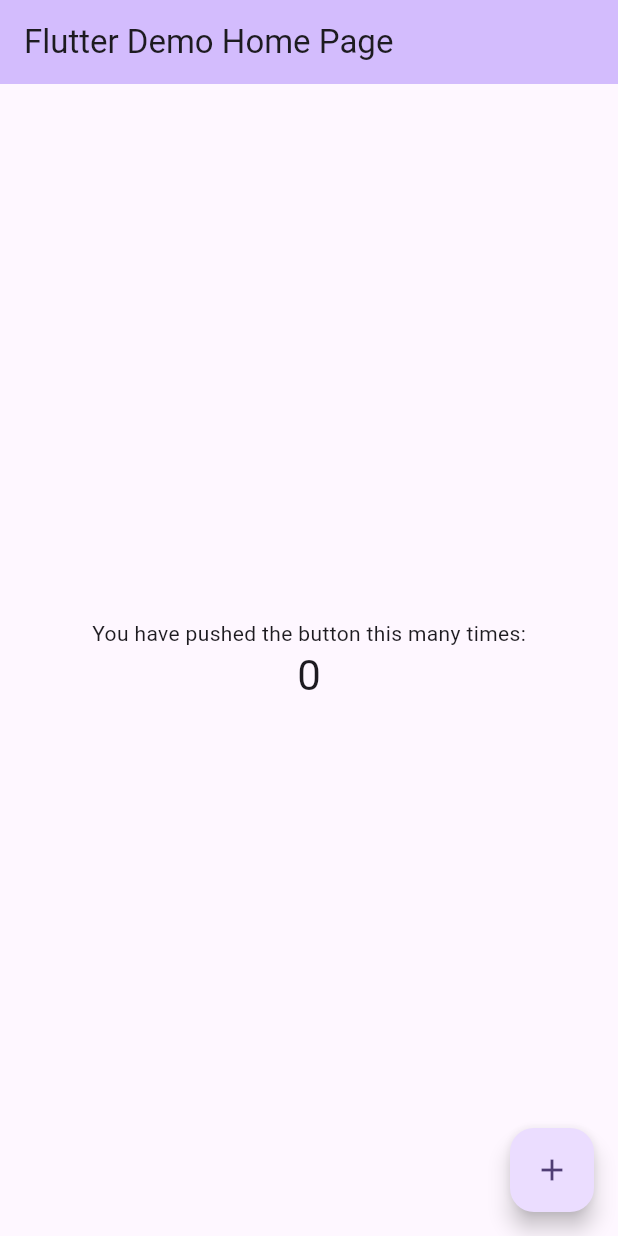
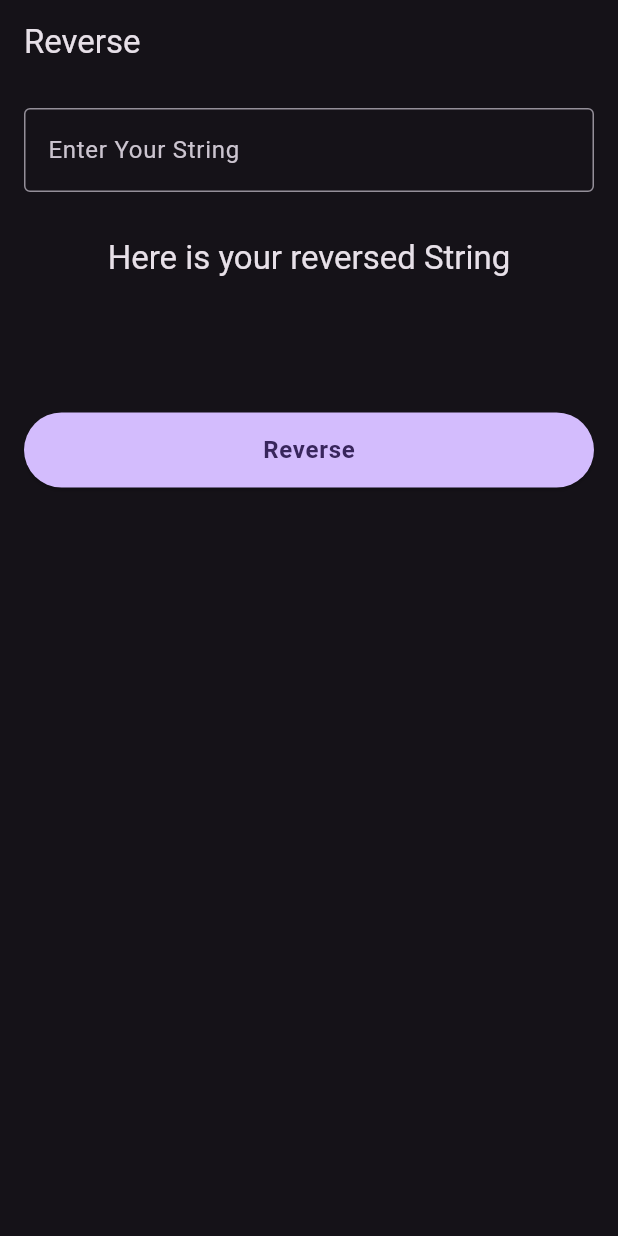
Before and after one commit to hinasahammed/flutter_practice, a Flutter app: the screen it shows after launch, on a phone screen of 412 x 824 dp. Run offline on Flutter 3.47's test engine with Material 3 defaults, Android fonts, the phone set to English and light mode, and no system bars.

Commit message:
completed flutter practice reverse dtring

```diff
--- a/lib/main.dart
+++ b/lib/main.dart
@@ -1,4 +1,5 @@
 import 'package:flutter/material.dart';
+import 'package:flutter_practice/practice/reverse_string.dart';
 
 void main() {
   runApp(const MyApp());
@@ -13,113 +14,11 @@
     return MaterialApp(
       title: 'Flutter Demo',
       theme: ThemeData(
-        // This is the theme of your application.
-        //
-        // TRY THIS: Try running your application with "flutter run". You'll see
-        // the application has a purple toolbar. Then, without quitting the app,
-        // try changing the seedColor in the colorScheme below to Colors.green
-        // and then invoke "hot reload" (save your changes or press the "hot
-        // reload" button in a Flutter-supported IDE, or press "r" if you used
-        // the command line to start the app).
-        //
-        // Notice that the counter didn't reset back to zero; the application
-        // state is not lost during the reload. To reset the state, use hot
-        // restart instead.
-        //
-        // This works for code too, not just values: Most code changes can be
-        // tested with just a hot reload.
-        colorScheme: ColorScheme.fromSeed(seedColor: Colors.deepPurple),
+        colorScheme: ColorScheme.fromSeed(
+            seedColor: Colors.deepPurple, brightness: Brightness.dark),
         useMaterial3: true,
       ),
-      home: const MyHomePage(title: 'Flutter Demo Home Page'),
+      home: const ReverseString(),
     );
   }
 }
-
-class MyHomePage extends StatefulWidget {
-  const MyHomePage({super.key, required this.title});
-
-  // This widget is the home page of your application. It is stateful, meaning
-  // that it has a State object (defined below) that contains fields that affect
-  // how it looks.
-
-  // This class is the configuration for the state. It holds the values (in this
-  // case the title) provided by the parent (in this case the App widget) and
-  // used by the build method of the State. Fields in a Widget subclass are
-  // always marked "final".
-
-  final String title;
-
-  @override
-  State<MyHomePage> createState() => _MyHomePageState();
-}
-
-class _MyHomePageState extends State<MyHomePage> {
-  int _counter = 0;
-
-  void _incrementCounter() {
-    setState(() {
-      // This call to setState tells the Flutter framework that something has
-      // changed in this State, which causes it to rerun the build method below
-      // so that the display can reflect the updated values. If we changed
-      // _counter without calling setState(), then the build method would not be
-      // called again, and so nothing would appear to happen.
-      _counter++;
-    });
-  }
-
-  @override
-  Widget build(BuildContext context) {
-    // This method is rerun every time setState is called, for instance as done
-    // by the _incrementCounter method above.
-    //
-    // The Flutter framework has been optimized to make rerunning build methods
-    // fast, so that you can just rebuild anything that needs updating rather
-    // than having to individually change instances of widgets.
-    return Scaffold(
-      appBar: AppBar(
-        // TRY THIS: Try changing the color here to a specific color (to
-        // Colors.amber, perhaps?) and trigger a hot reload to see the AppBar
-        // change color while the other colors stay the same.
-        backgroundColor: Theme.of(context).colorScheme.inversePrimary,
-        // Here we take the value from the MyHomePage object that was created by
-        // the App.build method, and use it to set our appbar title.
-        title: Text(widget.title),
-      ),
-      body: Center(
-        // Center is a layout widget. It takes a single child and positions it
-        // in the middle of the parent.
-        child: Column(
-          // Column is also a layout widget. It takes a list of children and
-          // arranges them vertically. By default, it sizes itself to fit its
-          // children horizontally, and tries to be as tall as its parent.
-          //
-          // Column has various properties to control how it sizes itself and
-          // how it positions its children. Here we use mainAxisAlignment to
-          // center the children vertically; the main axis here is the vertical
-          // axis because Columns are vertical (the cross axis would be
-          // horizontal).
-          //
-          // TRY THIS: Invoke "debug painting" (choose the "Toggle Debug Paint"
-          // action in the IDE, or press "p" in the console), to see the
-          // wireframe for each widget.
-          mainAxisAlignment: MainAxisAlignment.center,
-          children: <Widget>[
-            const Text(
-              'You have pushed the button this many times:',
-            ),
-            Text(
-              '$_counter',
-              style: Theme.of(context).textTheme.headlineMedium,
-            ),
-          ],
-        ),
-      ),
-      floatingActionButton: FloatingActionButton(
-        onPressed: _incrementCounter,
-        tooltip: 'Increment',
-        child: const Icon(Icons.add),
-      ), // This trailing comma makes auto-formatting nicer for build methods.
-    );
-  }
-}
--- /dev/null
+++ b/lib/practice/reverse_string.dart
@@ -0,0 +1,85 @@
+import 'package:flutter/material.dart';
+
+class ReverseString extends StatefulWidget {
+  const ReverseString({super.key});
+
+  @override
+  State<ReverseString> createState() => _ReverseStringState();
+}
+
+class _ReverseStringState extends State<ReverseString> {
+  final stringcontroller = TextEditingController();
+
+  String user = '';
+  @override
+  Widget build(BuildContext context) {
+    final theme = Theme.of(context);
+    return Scaffold(
+      appBar: AppBar(
+        title: const Text("Reverse"),
+      ),
+      body: SingleChildScrollView(
+        padding: const EdgeInsets.all(16),
+        child: Column(
+          children: [
+            TextField(
+              controller: stringcontroller,
+              decoration: const InputDecoration(
+                border: OutlineInputBorder(),
+                labelText: "Enter Your String",
+              ),
+            ),
+            const SizedBox(
+              height: 30,
+            ),
+            Text(
+              "Here is your reversed String",
+              style: theme.textTheme.titleLarge!.copyWith(
+                color: theme.colorScheme.onSurface,
+              ),
+            ),
+            Text(
+              user,
+              style: theme.textTheme.headlineLarge!.copyWith(
+                color: theme.colorScheme.onSurface,
+                fontWeight: FontWeight.bold,
+              ),
+            ),
+            const SizedBox(
+              height: 50,
+            ),
+            SizedBox(
+              width: double.infinity,
+              height: 50,
+              child: ElevatedButton(
+                onPressed: () {
+                  var reversed = reverseString();
+                  setState(() {
+                    user = reversed;
+                  });
+                },
+                style: ElevatedButton.styleFrom(
+                  backgroundColor: theme.colorScheme.primary,
+                  foregroundColor: theme.colorScheme.onPrimary,
+                ),
+                child: Text(
+                  "Reverse",
+                  style: theme.textTheme.bodyLarge!.copyWith(
+                    color: theme.colorScheme.onPrimary,
+                    fontWeight: FontWeight.w600,
+                  ),
+                ),
+              ),
+            ),
+          ],
+        ),
+      ),
+    );
+  }
+
+  String reverseString() {
+    var userVal = stringcontroller.text;
+    var reversed = userVal.split('').reversed.join('');
+    return reversed;
+  }
+}
```
